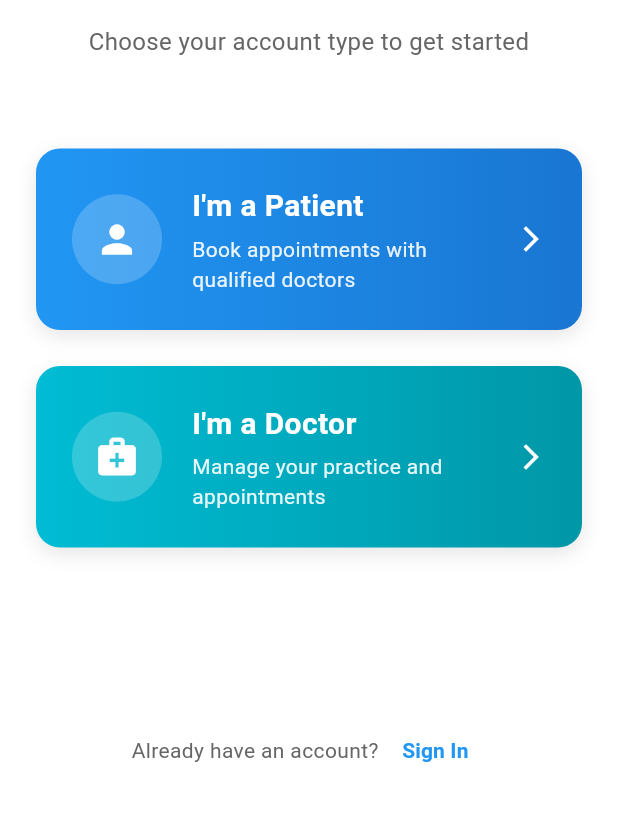
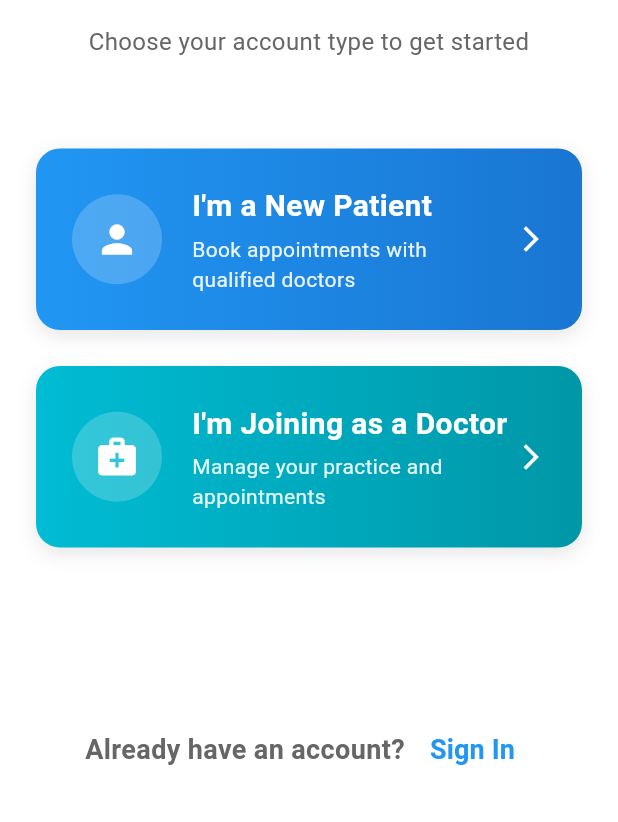
Before and after one commit to bpmc-group/BPM-Catalyst-Booking, a Flutter app: the screen it shows after launch, on a phone screen of 412 x 824 dp, the part 414-1236 px from its top. Run offline on Flutter 3.47's test engine with Material 3 defaults, Android fonts, the light colour scheme and no system bars; our stand-ins replace cloud_firestore, firebase_auth, firebase_core, flutter_riverpod; accounts and stored records are empty.

Commit message:
More Refactoring and tidying up

```diff
--- a/lib/main.dart
+++ b/lib/main.dart
@@ -4,7 +4,7 @@ import 'package:flutter_riverpod/flutter_riverpod.dart';
 import 'firebase_options.dart';
 import 'screens/auth/login_screen.dart';
 import 'screens/auth/register_patient_screen.dart';
-import 'screens/auth/user_type_selection_screen.dart';
+import 'screens/auth/main_selection_screen.dart';
 import 'screens/auth/register_doctor_screen.dart';
 import 'screens/home/home_screen.dart';
 //import 'models/user.dart';
@@ -75,9 +75,8 @@ class PatientBookingApp extends ConsumerWidget {
       home: const AuthWrapper(),
       routes: {
         '/login': (context) => const LoginScreen(),
-        '/register': (context) => const UserTypeSelectionScreen(),
+        '/register': (context) => const MainSelectionScreen(),
         '/register-patient': (context) => const RegisterPatientScreen(),
-        //(context) => const RegisterPatientScreen(userType: UserRole.patient),
         '/register-doctor': (context) => const RegisterDoctorScreen(),
         '/home': (context) => const HomeScreen(),
       },
@@ -102,7 +101,7 @@ class AuthWrapper extends ConsumerWidget {
       return const HomeScreen();
     }
 
-    // If not logged in, show user type selection (which leads to login/register)
-    return const UserTypeSelectionScreen();
+    // If not logged in, show main selection screen to login or register as patient or doctor)
+    return const MainSelectionScreen();
   }
 }
--- a/lib/screens/auth/login_screen.dart
+++ b/lib/screens/auth/login_screen.dart
@@ -1,6 +1,6 @@
 import 'package:flutter/material.dart';
 import 'package:flutter_riverpod/flutter_riverpod.dart';
-import 'package:firebase_auth/firebase_auth.dart';
+//import 'package:firebase_auth/firebase_auth.dart';
 import '../../providers/auth_provider.dart';
 
 class LoginScreen extends ConsumerStatefulWidget {
@@ -85,7 +85,7 @@ class _LoginScreenState extends ConsumerState<LoginScreen> {
                   ),
                   const SizedBox(width: 16),
                   const Text(
-                    'Patient\nBooking',
+                    'Please\nLogin',
                     style: TextStyle(
                       fontSize: 32,
                       fontWeight: FontWeight.bold,
@@ -229,10 +229,11 @@ class _LoginScreenState extends ConsumerState<LoginScreen> {
                           },
                           child: RichText(
                             text: const TextSpan(
-                              text: "Don't have an account? ",
+                              text: "Don't have an account?  ",
                               style: TextStyle(
                                 color: Color(0xFF6B7280),
-                                fontSize: 14,
+                                fontWeight: FontWeight.w600,
+                                fontSize: 18,
                               ),
                               children: [
                                 TextSpan(
@@ -240,6 +241,7 @@ class _LoginScreenState extends ConsumerState<LoginScreen> {
                                   style: TextStyle(
                                     color: Color(0xFF4A90A4),
                                     fontWeight: FontWeight.w600,
+                                    fontSize: 18,
                                   ),
                                 ),
                               ],
--- a/lib/screens/auth/user_type_selection_screen.dart
+++ b/lib/screens/auth/main_selection_screen.dart
@@ -4,8 +4,8 @@ import 'package:flutter_riverpod/flutter_riverpod.dart';
 import 'register_patient_screen.dart';
 import 'register_doctor_screen.dart';
 
-class UserTypeSelectionScreen extends ConsumerWidget {
-  const UserTypeSelectionScreen({super.key});
+class MainSelectionScreen extends ConsumerWidget {
+  const MainSelectionScreen({super.key});
 
   @override
   Widget build(BuildContext context, WidgetRef ref) {
@@ -60,7 +60,7 @@ class UserTypeSelectionScreen extends ConsumerWidget {
 
               // Patient Card
               UserTypeCard(
-                title: "I'm a Patient",
+                title: "I'm a New Patient",
                 subtitle: "Book appointments with qualified doctors",
                 icon: Icons.person,
                 gradient: const LinearGradient(
@@ -80,7 +80,7 @@ class UserTypeSelectionScreen extends ConsumerWidget {
 
               // Doctor Card
               UserTypeCard(
-                title: "I'm a Doctor",
+                title: "I'm Joining as a Doctor",
                 subtitle: "Manage your practice and appointments",
                 icon: Icons.medical_services,
                 gradient: const LinearGradient(
@@ -104,7 +104,11 @@ class UserTypeSelectionScreen extends ConsumerWidget {
                 children: [
                   const Text(
                     'Already have an account? ',
-                    style: TextStyle(color: Color(0xFF666666)),
+                    style: TextStyle(
+                      color: Color(0xFF666666),
+                      fontWeight: FontWeight.w600,
+                      fontSize: 18,
+                    ),
                   ),
                   TextButton(
                     onPressed: () {
@@ -115,6 +119,7 @@ class UserTypeSelectionScreen extends ConsumerWidget {
                       style: TextStyle(
                         color: Color(0xFF2196F3),
                         fontWeight: FontWeight.w600,
+                        fontSize: 18,
                       ),
                     ),
                   ),
--- a/lib/screens/home/home_screen.dart
+++ b/lib/screens/home/home_screen.dart
@@ -1,6 +1,6 @@
 import 'package:flutter/material.dart';
 import 'package:flutter_riverpod/flutter_riverpod.dart';
-import '../../models/user.dart';
+//import '../../models/user.dart';
 import '../../providers/auth_provider.dart';
 
 class HomeScreen extends ConsumerWidget {
```
